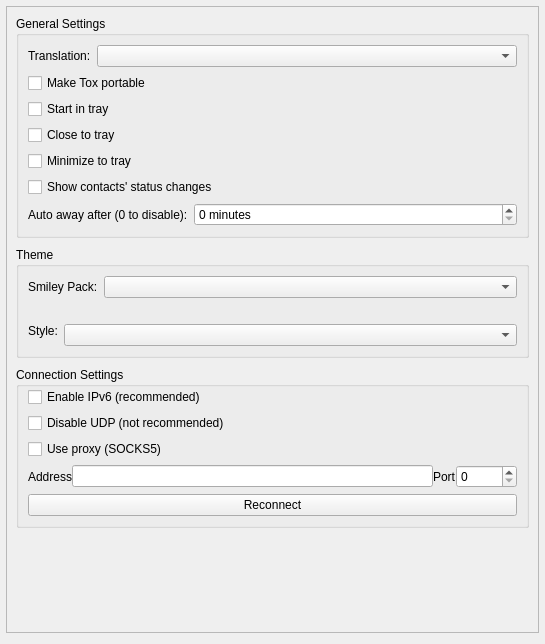
Before: the Qt Designer form src/widget/form/settings/generalsettings.ui in qTox/qTox, drawn with Qt 5.
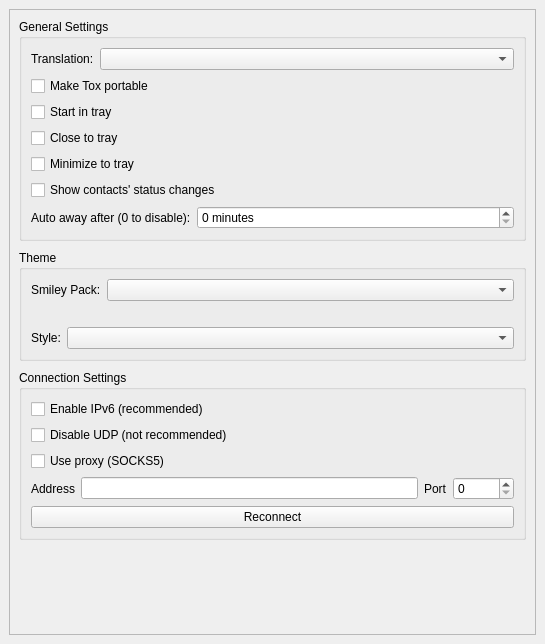
After: the same form once the commit is applied.

Commit message: Setting forms: similar outlook and inner structure

```diff
--- a/src/widget/form/settings/generalsettings.ui
+++ b/src/widget/form/settings/generalsettings.ui
@@ -15,13 +15,16 @@
   </property>
   <layout class="QVBoxLayout" name="verticalLayout_2">
    <property name="leftMargin">
-    <number>6</number>
+    <number>9</number>
    </property>
    <property name="topMargin">
-    <number>6</number>
+    <number>9</number>
    </property>
    <property name="rightMargin">
-    <number>6</number>
+    <number>9</number>
+   </property>
+   <property name="bottomMargin">
+    <number>9</number>
    </property>
    <item>
     <widget class="QScrollArea" name="scrollArea">
@@ -36,8 +39,8 @@
        <rect>
         <x>0</x>
         <y>0</y>
-        <width>531</width>
-        <height>627</height>
+        <width>525</width>
+        <height>624</height>
        </rect>
       </property>
       <layout class="QVBoxLayout" name="verticalLayout_4" stretch="0,0,1">
@@ -249,7 +252,7 @@
           </item>
           <item>
            <layout class="QHBoxLayout" name="styleHLayout">
-            <item alignment="Qt::AlignTop">
+            <item>
              <widget class="QLabel" name="styleLabel">
               <property name="text">
                <string>Style:</string>
@@ -281,7 +284,7 @@
          </property>
          <layout class="QVBoxLayout" name="verticalLayoutProxy">
           <property name="topMargin">
-           <number>0</number>
+           <number>9</number>
           </property>
           <item>
            <widget class="QCheckBox" name="cbEnableIPv6">
@@ -310,7 +313,7 @@
           <item>
            <layout class="QHBoxLayout" name="proxyLayout">
             <property name="spacing">
-             <number>0</number>
+             <number>6</number>
             </property>
             <item>
              <widget class="QLabel" name="proxyAddrLabel">
```
The commit also changes 2 other files.
